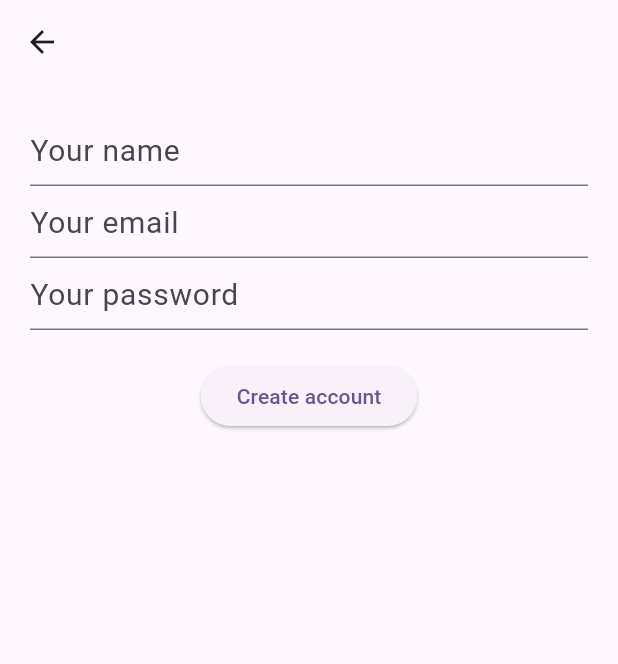
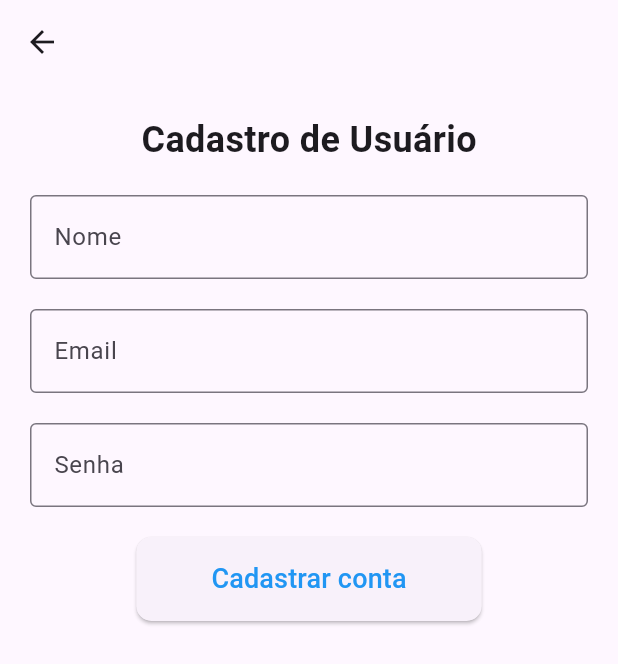
Before and after one commit to Matheus-Reato/GerenciadorDeCustos, a Flutter app: the screen it shows after launch, after a tap on "Create account", on a phone screen of 412 x 824 dp. Shown: the top 664 px of the screen. Run offline on Flutter 3.47's test engine with Material 3 defaults, Android fonts, the phone set to English and light mode, and no system bars; our stand-ins replace cloud_firestore, firebase_auth, firebase_core, get; accounts and stored records are empty; generated files the repository leaves out were written again; network calls fail.

Commit message:
melhorias front end

```diff
--- a/lib/pages/create_account.dart
+++ b/lib/pages/create_account.dart
@@ -44,39 +44,60 @@ class _CreateAccountState extends State<CreateAccount> {
         padding: EdgeInsets.all(20),
         child: Center(
           child: Column(
+            mainAxisAlignment: MainAxisAlignment.start,
+            crossAxisAlignment: CrossAxisAlignment.center,
             children: [
+              Text(
+                'Cadastro de Usuário',
+                style: TextStyle(
+                  fontSize: 24,
+                  fontWeight: FontWeight.bold,
+                ),
+              ),
+              SizedBox(height: 20),
               TextField(
-                  decoration: const InputDecoration(
-                    hintStyle: TextStyle(fontSize: 20),
-                    hintText: 'Your name',
+                decoration: InputDecoration(
+                  hintText: 'Nome',
+                  border: OutlineInputBorder(),
                 ),
                 controller: _name,
               ),
+              SizedBox(height: 20),
               TextField(
-                  decoration: const InputDecoration(
-                    hintStyle: TextStyle(fontSize: 20),
-                    hintText: 'Your email',
+                decoration: InputDecoration(
+                  hintText: 'Email',
+                  border: OutlineInputBorder(),
                 ),
                 controller: _email,
               ),
+              SizedBox(height: 20),
               TextField(
-                  decoration: const InputDecoration(
-                    hintStyle: TextStyle(fontSize: 20),
-                    hintText: 'Your password',
+                decoration: InputDecoration(
+                  hintText: 'Senha',
+                  border: OutlineInputBorder(),
                 ),
                 controller: _password,
+                obscureText: true,
               ),
-                Padding(
-                  padding: EdgeInsets.only(top: 20),
-                  child: ElevatedButton(
-                      child: Text("Create account"),
-                      onPressed: () {
-                        _criarUsuario();
-                      }),
-                )
+              SizedBox(height: 20),
+              ElevatedButton(
+                onPressed: _criarUsuario,
+                style: ElevatedButton.styleFrom(
+                  foregroundColor: Colors.blue,
+                  padding: EdgeInsets.symmetric(horizontal: 50, vertical: 15),
+                  shape: RoundedRectangleBorder(
+                    borderRadius: BorderRadius.circular(10),
+                  ),
+                ),
+                child: Text(
+                  'Cadastrar conta',
+                  style: TextStyle(fontSize: 18),
+                ),
+              ),
             ],
           ),
         ),
-        ));
+      ),
+    );
   }
 }
--- a/lib/pages/login.dart
+++ b/lib/pages/login.dart
@@ -16,13 +16,12 @@ class _LoginState extends State<Login> {
 
   _login() {
     FirebaseAuth auth = FirebaseAuth.instance;
-    auth
-        .signInWithEmailAndPassword(email: _email.text, password: _password.text)
-        .then((value) => {
+    auth.signInWithEmailAndPassword(email: _email.text, password: _password.text)
+        .then((value) {
       Navigator.pushAndRemoveUntil(
           context,
           MaterialPageRoute(builder: (context) => HomePage()),
-              (route) => false)
+              (route) => false);
     });
   }
 
@@ -31,42 +30,63 @@ class _LoginState extends State<Login> {
     return Scaffold(
       body: Padding(
         padding: const EdgeInsets.all(20),
-        child: Center(
         child: Column(
+          crossAxisAlignment: CrossAxisAlignment.center,
           mainAxisAlignment: MainAxisAlignment.center,
           children: [
+            Text(
+              'Login',
+              style: TextStyle(
+                fontSize: 24,
+                fontWeight: FontWeight.bold,
+              ),
+            ),
+            SizedBox(height: 20),
             TextField(
-                decoration: const InputDecoration(
-                  hintStyle: TextStyle(fontSize: 20),
+              decoration: InputDecoration(
                 hintText: 'Seu email',
+                border: OutlineInputBorder(),
               ),
               controller: _email,
             ),
+            SizedBox(height: 20),
             TextField(
-                decoration: const InputDecoration(
-                  hintStyle: TextStyle(fontSize: 20),
+              decoration: InputDecoration(
                 hintText: 'Sua senha',
+                border: OutlineInputBorder(),
               ),
               controller: _password,
+              obscureText: true,
             ),
-              Padding(
-                padding: EdgeInsets.only(top: 20, bottom: 30),
-                child: ElevatedButton(
-                    child: Text("Log-In"),
-                    onPressed: () {
-                      _login();
-                    }),
+            SizedBox(height: 20),
+            ElevatedButton(
+              onPressed: _login,
+              style: ElevatedButton.styleFrom(
+                foregroundColor: Colors.blue,
+                padding: EdgeInsets.symmetric(horizontal: 50, vertical: 15),
+                shape: RoundedRectangleBorder(
+                  borderRadius: BorderRadius.circular(10),
                 ),
+              ),
+              child: Text(
+                'Log-In',
+                style: TextStyle(fontSize: 18),
+              ),
+            ),
+            SizedBox(height: 10),
             TextButton(
               onPressed: () {
                 Navigator.push(
                   context,
-                        MaterialPageRoute(
-                            builder: (context) => CreateAccount()));
+                  MaterialPageRoute(builder: (context) => CreateAccount()),
+                );
               },
-                  child: Text('Create account'))
+              child: Text(
+                'Create account',
+                style: TextStyle(fontSize: 16, color: Colors.blue),
+              ),
+            ),
           ],
-          ),
         ),
       ),
     );
```
Lines whose indentation alone changed are shown as unchanged.
